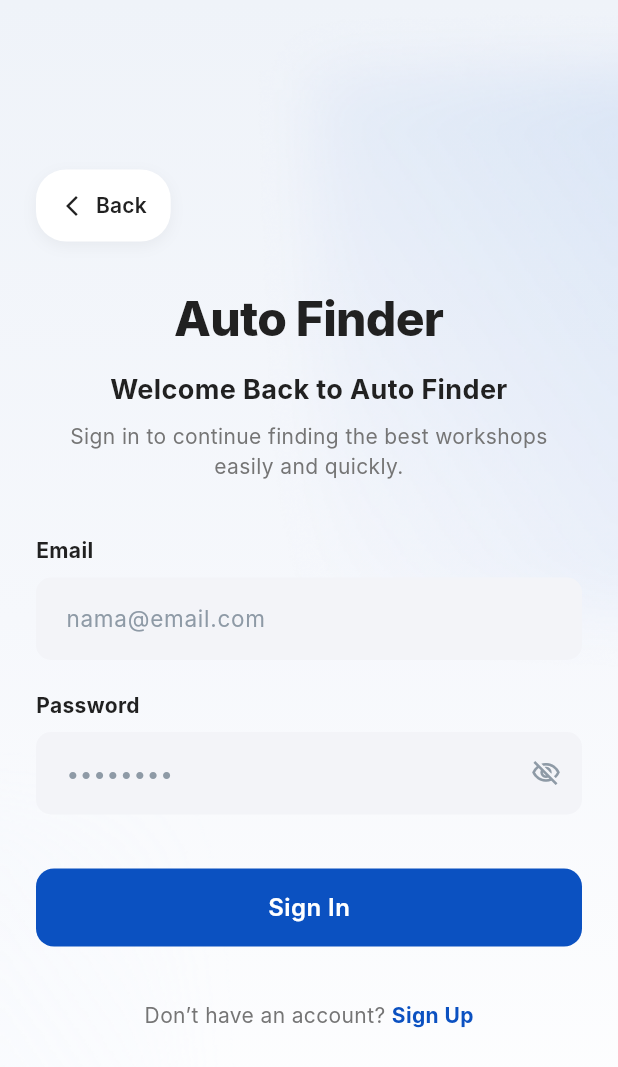
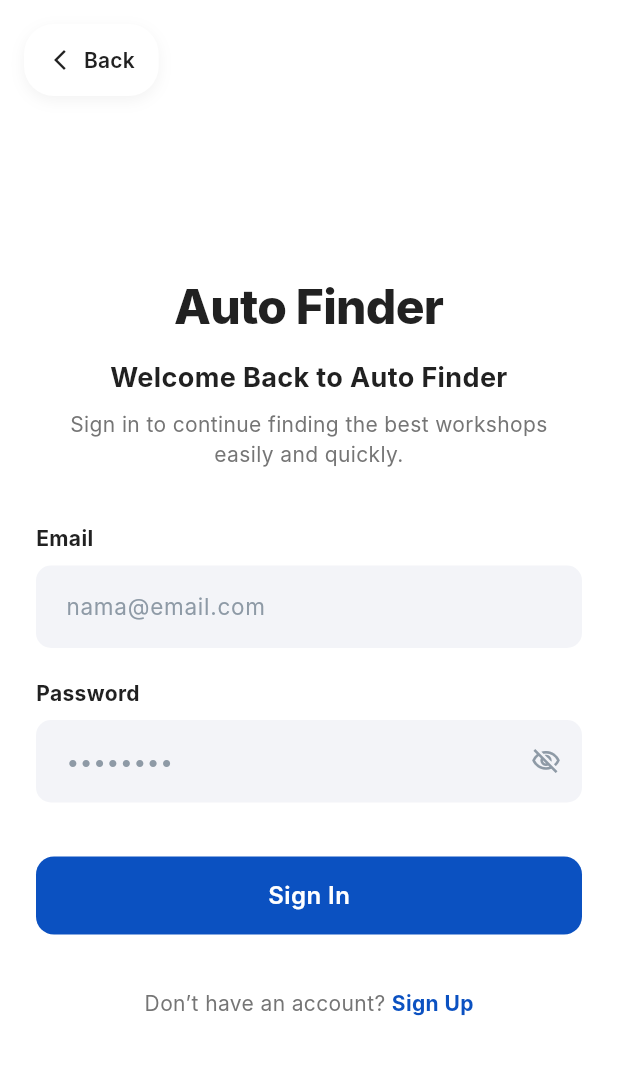
Before and after one commit to jeflijonathan/AutoFinder, a Flutter app: the screen it shows after launch, after a tap on "Log In", on a phone screen of 412 x 824 dp. Shown: the top 1067 px of the screen. Run offline on Flutter 3.47's test engine with Material 3 defaults, Android fonts, the phone set to English and light mode, and no system bars; our stand-ins replace cloud_firestore, firebase_core, form_validator, google_sign_in, lottie; accounts and stored records are empty; Roboto replaces fonts that are missing (Inter).

Commit message:
Add loading overlay and mascot animation fixes
Rename Lottie asset and integrate loading overlay across auth screens. The mascot JSON file was renamed (Cute-Mascot-Jumping-Character.json -> Cute_Mascot_Jumping_Character.json) and Loading widget updated to reference the new path, include an errorBuilder for failed Lottie loads, and use withOpacity for overlay color. Login, Register and Welcome screens now import and display the Loading overlay keyed to AuthController.isLoading (Stack-based layout), with UI refinements in login (floating back button, content layout changes, guard actions while loading). Minor imports and style tweaks included.

```diff
--- a/lib/views/auth/login_screen.dart
+++ b/lib/views/auth/login_screen.dart
@@ -1,8 +1,9 @@
 import 'package:autofinder/config/app_colors.dart';
 import 'package:autofinder/views/auth/controllers/auth_controller.dart';
-import 'package:autofinder/views/auth/utils/login_form.dart'; // Memastikan standarisasi lowercase path
+import 'package:autofinder/views/auth/utils/login_form.dart';
 import 'package:autofinder/widgets/button_primary.dart';
 import 'package:autofinder/widgets/custom_textfield.dart';
+import 'package:autofinder/widgets/loading.dart';
 import 'package:flutter/material.dart';
 import 'package:provider/provider.dart';
 
@@ -47,29 +48,22 @@ class _LoginScreenState extends State<LoginScreen> {
 
   @override
   Widget build(BuildContext context) {
+    // Membaca status loading global dari AuthController
+    final isLoading = context.watch<AuthController>().isLoading;
+
     return Scaffold(
-      body: Container(
-        width: double.infinity,
-        height: double.infinity,
-        decoration: const BoxDecoration(
-          gradient: LinearGradient(
-            begin: Alignment.topCenter,
-            end: Alignment.bottomCenter,
-            colors: [Color(0xFFEFF3F9), Color(0xFFF6F8FC), Colors.white],
-          ),
-          image: DecorationImage(
-            image: AssetImage('images/background-2.png'),
-            fit: BoxFit.cover,
-          ),
-        ),
-        child: SafeArea(
-          child: Center(
+      backgroundColor: Colors.white,
+      body: SafeArea(
+        child: Stack(
+          children: [
+            // Konten Utama Form Login
+            Center(
               child: SingleChildScrollView(
                 physics: const ClampingScrollPhysics(),
                 child: Padding(
                   padding: const EdgeInsets.symmetric(
                     horizontal: 24.0,
-                  vertical: 24.0,
+                    vertical: 16.0,
                   ),
                   child: Form(
                     key: _formKey,
@@ -77,49 +71,9 @@ class _LoginScreenState extends State<LoginScreen> {
                       mainAxisAlignment: MainAxisAlignment.center,
                       crossAxisAlignment: CrossAxisAlignment.center,
                       children: [
-                      Align(
-                        alignment: Alignment.centerLeft,
-                        child: Container(
-                          margin: const EdgeInsets.only(bottom: 28),
-                          decoration: BoxDecoration(
-                            color: Colors.white,
-                            borderRadius: BorderRadius.circular(20),
-                            boxShadow: [
-                              BoxShadow(
-                                color: Colors.black.withAlpha(12),
-                                blurRadius: 8,
-                                offset: const Offset(0, 3),
-                              ),
-                            ],
-                          ),
-                          child: TextButton.icon(
-                            style: TextButton.styleFrom(
-                              padding: const EdgeInsets.symmetric(
-                                horizontal:
-                                    16, // Diperlebar sedikit agar lebih seimbang
-                                vertical:
-                                    10, // Diubah dari 8 ke 10 agar tombol putihnya sedikit lebih tinggi dan tebal
-                              ),
-                              foregroundColor: AppColors.textPrimary,
-                              shape: RoundedRectangleBorder(
-                                borderRadius: BorderRadius.circular(20),
-                              ),
-                            ),
-                            icon: const Icon(
-                              Icons.arrow_back_ios_new,
-                              size: 16,
-                            ),
-                            label: const Text(
-                              'Back',
-                              style: TextStyle(
-                                fontSize: 14,
-                                fontWeight: FontWeight.w600,
-                              ),
-                            ),
-                            onPressed: _navigateBack,
-                          ),
-                        ),
-                      ),
+                        const SizedBox(
+                          height: 60,
+                        ), // Memberi ruang agar tidak tertabrak tombol back
 
                         const Text(
                           'Auto Finder',
@@ -167,6 +121,7 @@ class _LoginScreenState extends State<LoginScreen> {
                         ),
                         const SizedBox(height: 20),
 
+                        // Password Text Field
                         CustomTextField(
                           label: 'Password',
                           hintText: '••••••••',
@@ -177,18 +132,19 @@ class _LoginScreenState extends State<LoginScreen> {
                         ),
                         const SizedBox(height: 36),
 
-                      Selector<AuthController, bool>(
-                        selector: (_, controller) => controller.isLoading,
-                        builder: (context, isLoading, child) {
-                          return ButtonPrimary(
+                        // Tombol Submit Login
+                        ButtonPrimary(
                           text: 'Sign In',
                           isLoading: isLoading,
-                            onPressed: _handleLogin,
-                          );
+                          onPressed: () {
+                            if (!isLoading) {
+                              _handleLogin();
+                            }
                           },
                         ),
                         const SizedBox(height: 36),
 
+                        // Footer Pindah ke Register
                         Row(
                           mainAxisAlignment: MainAxisAlignment.center,
                           children: [
@@ -200,7 +156,9 @@ class _LoginScreenState extends State<LoginScreen> {
                               ),
                             ),
                             GestureDetector(
-                            onTap: () {
+                              onTap: isLoading
+                                  ? null
+                                  : () {
                                       Navigator.pushReplacementNamed(
                                         context,
                                         '/register',
@@ -224,6 +182,48 @@ class _LoginScreenState extends State<LoginScreen> {
                 ),
               ),
             ),
+
+            // Tombol Back Floating di Kiri Atas
+            Positioned(
+              top: 16,
+              left: 16,
+              child: Container(
+                decoration: BoxDecoration(
+                  color: Colors.white,
+                  borderRadius: BorderRadius.circular(20),
+                  boxShadow: [
+                    BoxShadow(
+                      color: Colors.black.withValues(alpha: 0.05),
+                      blurRadius: 8,
+                      offset: const Offset(0, 3),
+                    ),
+                  ],
+                ),
+                child: TextButton.icon(
+                  style: TextButton.styleFrom(
+                    padding: const EdgeInsets.symmetric(
+                      horizontal: 16,
+                      vertical: 10,
+                    ),
+                    foregroundColor: AppColors.textPrimary,
+                    shape: RoundedRectangleBorder(
+                      borderRadius: BorderRadius.circular(20),
+                    ),
+                  ),
+                  icon: const Icon(Icons.arrow_back_ios_new, size: 16),
+                  label: const Text(
+                    'Back',
+                    style: TextStyle(fontSize: 14, fontWeight: FontWeight.w600),
+                  ),
+                  onPressed: isLoading ? null : _navigateBack,
+                ),
+              ),
+            ),
+
+            // Loading Overlay dengan Mascot
+            if (isLoading)
+              const Loading(asOverlay: true),
+          ],
         ),
       ),
     );
--- a/lib/views/auth/register_screen.dart
+++ b/lib/views/auth/register_screen.dart
@@ -2,6 +2,7 @@ import 'package:autofinder/config/app_colors.dart';
 import 'package:autofinder/views/auth/controllers/auth_controller.dart';
 import 'package:autofinder/widgets/button_primary.dart';
 import 'package:autofinder/widgets/custom_textfield.dart';
+import 'package:autofinder/widgets/loading.dart';
 import 'package:flutter/material.dart';
 import 'package:autofinder/views/auth/utils/register_form.dart';
 import 'package:provider/provider.dart';
@@ -55,8 +56,12 @@ class _RegisterScreenState extends State<RegisterScreen> {
 
   @override
   Widget build(BuildContext context) {
+    final isLoading = context.watch<AuthController>().isLoading;
+
     return Scaffold(
-      body: Container(
+      body: Stack(
+        children: [
+          Container(
         width: double.infinity,
         height: double.infinity,
         decoration: const BoxDecoration(
@@ -259,6 +264,11 @@ class _RegisterScreenState extends State<RegisterScreen> {
           ),
         ),
       ),
+
+          // Loading Overlay dengan Mascot
+          if (isLoading) const Loading(asOverlay: true),
+        ],
+      ),
     );
   }
 }
--- a/lib/views/auth/welcome_screen.dart
+++ b/lib/views/auth/welcome_screen.dart
@@ -2,6 +2,7 @@ import 'package:autofinder/config/app_colors.dart';
 import 'package:autofinder/services/users/models/user_model.dart';
 import 'package:autofinder/views/auth/controllers/auth_controller.dart';
 import 'package:autofinder/widgets/button_primary.dart';
+import 'package:autofinder/widgets/loading.dart';
 import 'package:flutter/material.dart';
 import 'package:google_sign_in/google_sign_in.dart';
 import 'package:provider/provider.dart';
@@ -62,7 +63,9 @@ class _WelcomeScreenState extends State<WelcomeScreen> {
     final isGoogleLoading = context.watch<AuthController>().isLoading;
 
     return Scaffold(
-      body: Container(
+      body: Stack(
+        children: [
+          Container(
         width: double.infinity,
         height: double.infinity,
         decoration: const BoxDecoration(
@@ -243,6 +246,11 @@ class _WelcomeScreenState extends State<WelcomeScreen> {
           ),
         ),
       ),
+
+          // Loading Overlay dengan Mascot
+          if (isGoogleLoading) const Loading(asOverlay: true),
+        ],
+      ),
     );
   }
 }
--- a/lib/widgets/loading.dart
+++ b/lib/widgets/loading.dart
@@ -21,11 +21,17 @@ class Loading extends StatelessWidget {
       mainAxisSize: MainAxisSize.min,
       children: [
         Lottie.asset(
-          'json/Cute-Mascot-Jumping-Character.json',
+          'json/Cute_Mascot_Jumping_Character.json',
           width: size,
           height: size,
           fit: BoxFit.contain,
           repeat: true,
+          // Show a red error icon if the animation fails to load
+          errorBuilder: (context, error, stackTrace) {
+            // Print the error for debugging during development
+            debugPrint('Lottie load error: $error');
+            return const Icon(Icons.error, color: Colors.red, size: 60);
+          },
         ),
         if (showMessage) ...[
           const SizedBox(height: 12),
@@ -48,7 +54,7 @@ class Loading extends StatelessWidget {
   Widget build(BuildContext context) {
     if (asOverlay) {
       return Container(
-        color: Colors.black.withValues(alpha: 0.35),
+        color: Colors.black.withOpacity(0.35),
         child: Center(child: _content()),
       );
     }
```
Also changed, not shown: json/Cute_Mascot_Jumping_Character.json (renamed from json/Cute-Mascot-Jumping-Character.json). Lines whose indentation alone changed are shown as unchanged.
